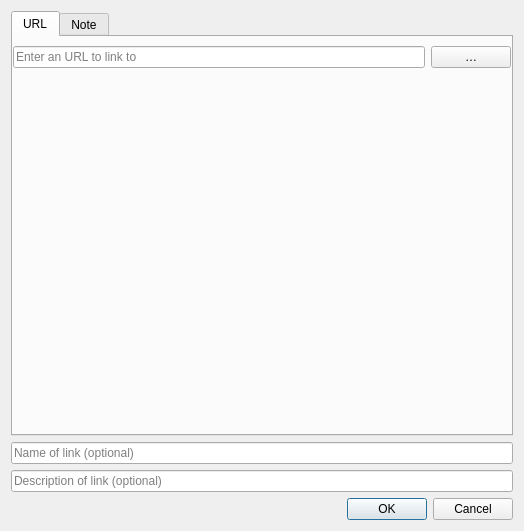
Above: src/dialogs/linkdialog.ui from tberthelot-repositories/PKbSuite before the change. Below: the same form after it.
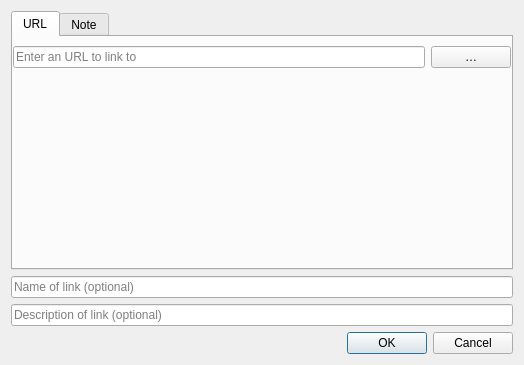
That is the form after the change. Icons and pictures are not drawn.

Diff of the .ui file:
```diff
--- a/src/dialogs/linkdialog.ui
+++ b/src/dialogs/linkdialog.ui
@@ -7,7 +7,7 @@
     <x>0</x>
     <y>0</y>
     <width>524</width>
-    <height>531</height>
+    <height>365</height>
    </rect>
   </property>
   <property name="windowTitle">
@@ -23,7 +23,7 @@
      <item>
       <widget class="QTabWidget" name="tabWidget">
        <property name="sizePolicy">
-        <sizepolicy hsizetype="Expanding" vsizetype="Minimum">
+        <sizepolicy hsizetype="Expanding" vsizetype="Expanding">
          <horstretch>0</horstretch>
          <verstretch>0</verstretch>
         </sizepolicy>
@@ -72,7 +72,7 @@
            <property name="sizeHint" stdset="0">
             <size>
              <width>20</width>
-             <height>40</height>
+             <height>0</height>
             </size>
            </property>
           </spacer>
```
